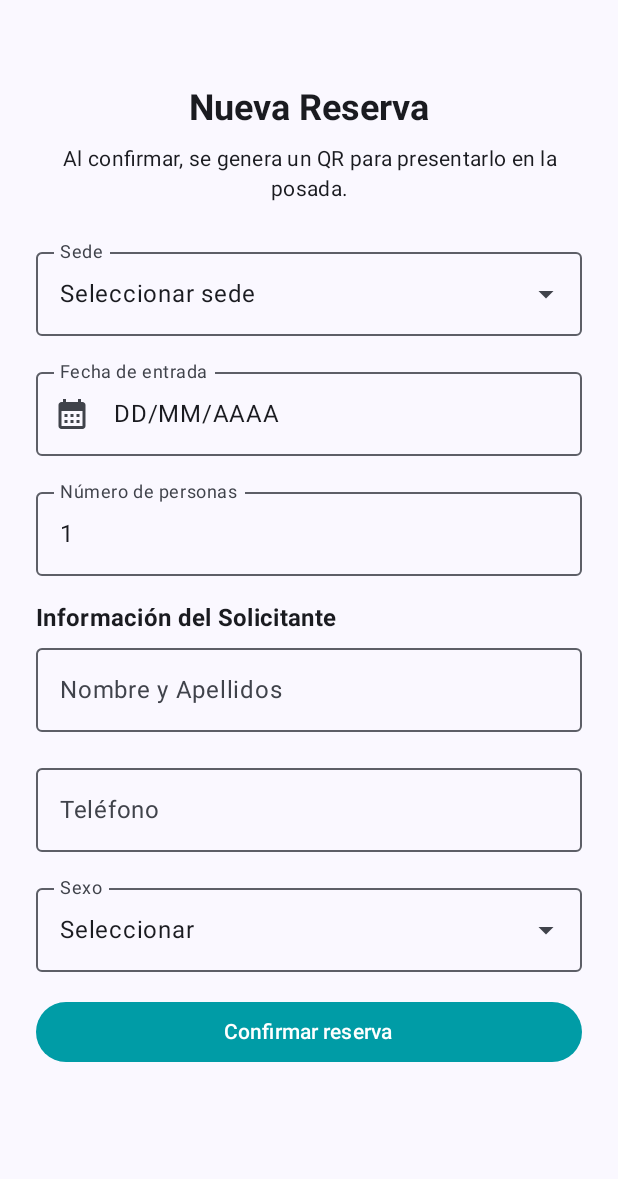
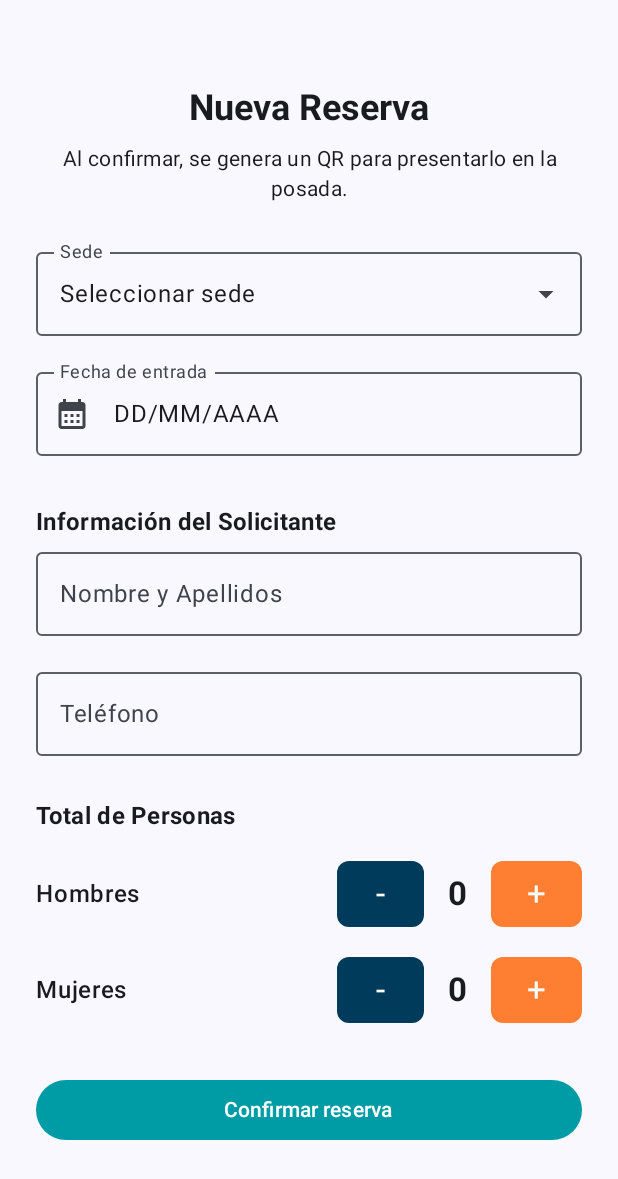
Before and after one commit to diegoe-villasana/caritasOficial, an Android app built with Jetpack Compose: the screen it shows after launch (MainActivity), on a phone screen of 412 x 824 dp. Shown: the top 1179 px of the screen. Run offline under Robolectric (Android 15) with nearby library versions, the phone set to English and light mode, and no system bars.

Commit message:
Actualización para agregar el Counter de mujer y hombre y remover el anterior diseño.

```diff
--- a/app/src/main/java/com/example/template2025/screens/GuestScreen.kt
+++ b/app/src/main/java/com/example/template2025/screens/GuestScreen.kt
@@ -6,6 +6,7 @@ import androidx.compose.foundation.layout.Arrangement
 import androidx.compose.foundation.layout.Box
 import androidx.compose.foundation.layout.Column
 import androidx.compose.foundation.layout.ColumnScope
+import androidx.compose.foundation.layout.Row
 import androidx.compose.foundation.layout.Spacer
 import androidx.compose.foundation.layout.fillMaxSize
 import androidx.compose.foundation.layout.fillMaxWidth
@@ -63,13 +64,9 @@ fun GuestScreen() {
                 .fillMaxSize(),
             horizontalAlignment = Alignment.CenterHorizontally
         ) {
+            // Seccion 1, cabecera y seleccion de sede y fecha
             item {
-                Spacer(modifier = Modifier.height(32.dp))
-//                Image(
-  //                  painter = painterResource(id = com.example.template2025.R.drawable.logo),
-    //                contentDescription = "Logo"
-      //          )
-                Spacer(modifier = Modifier.height(24.dp))
+                Spacer(modifier = Modifier.height(56.dp))
                 Text(
                     "Nueva Reserva",
                     style = MaterialTheme.typography.headlineSmall,
@@ -185,29 +182,6 @@ fun GuestScreen() {
 
                 var personCountText by remember { mutableStateOf(uiState.personCount.toString()) }
 
-                // Número de personas
-                OutlinedTextField(
-                    value = personCountText,
-                    onValueChange = { newText ->
-                        personCountText = newText
-                            val n = newText.toIntOrNull()?.coerceIn(1, 10)
-                        if (n != null) {
-                            // Ajustar el tamaño de la lista personDetails al nuevo conteo
-                            val newList = buildList {
-                                repeat(n) { idx ->
-                                    add(uiState.personDetails.getOrNull(idx) ?: PersonInfo())
-                                }
-                            }
-                            uiState = uiState.copy(personCount = n, personDetails = newList)
-
-
-                        }
-
-                    },
-                    label = { Text("Número de personas") },
-                    keyboardOptions = androidx.compose.foundation.text.KeyboardOptions(keyboardType = KeyboardType.Number),
-                    modifier = Modifier.fillMaxWidth()
-                )
 
                 Spacer(modifier = Modifier.height(16.dp))
                 Text(
@@ -231,6 +205,37 @@ fun GuestScreen() {
                 )
                 Spacer(modifier = Modifier.height(16.dp))
             }
+            // Sección 3: Conteo de Personas
+            item {
+                Spacer(modifier = Modifier.height(12.dp))
+                Text(
+                    text = "Total de Personas",
+                    style = MaterialTheme.typography.titleMedium,
+                    fontWeight = FontWeight.Bold,
+                    modifier = Modifier.fillMaxWidth()
+                )
+                Spacer(modifier = Modifier.height(16.dp))
+
+                //Contador hombres
+                Counter(
+                    "Hombres",
+                    count = uiState.menCount,
+                    onCountChange = {newCount -> uiState = uiState.copy(menCount = newCount)}
+                )
+                Spacer(modifier=Modifier.height(16.dp))
+
+                //Contador Mujeres
+                Counter(
+                    "Mujeres",
+                    count = uiState.womenCount,
+                    onCountChange = {newCount -> uiState = uiState.copy(womenCount = newCount)}
+                )
+
+                Spacer(modifier = Modifier.height(32.dp))
+
+
+            }
+
 
             item {
 
@@ -260,7 +265,9 @@ data class GuestScreenState(
     val isHeadquarterExpanded: Boolean = false,
     val personCount: Int = 1,
     val entryDate: String = "DD/MM/AAAA",
-    val personDetails: List<PersonInfo> = listOf(PersonInfo())
+    val personDetails: List<PersonInfo> = listOf(PersonInfo()),
+    val menCount: Int = 0,
+    val womenCount: Int = 0
 )
 
 @Composable
@@ -331,30 +338,71 @@ fun PersonInfoSection(
             keyboardOptions = androidx.compose.foundation.text.KeyboardOptions(keyboardType = KeyboardType.Phone),
             modifier = Modifier.fillMaxWidth()
         )
-        DropdownField(
-            label = "Sexo",
-            selectValue = if (personInfo.gender.isEmpty()) "Seleccionar" else personInfo.gender,
-            expanded = genderExpanded,
-            onExpandedChange = { genderExpanded = it },
-            onDismissRequest = { genderExpanded = false }
-        ) {
-            genders.forEach { gender ->
-                DropdownMenuItem(
-                    text = { Text(gender) },
-                    onClick = {
-                        onPersonInfoChange(personInfo.copy(gender = gender))
-                        genderExpanded = false
-                    }
-                )
-            }
-        }
     }
 }
 
+@Composable
+fun Counter(
+    label: String,
+    count: Int,
+    onCountChange: (Int) -> Unit,
+    modifier: Modifier = Modifier
+){
+    Row(
+        modifier = modifier.fillMaxWidth(),
+        verticalAlignment = Alignment.CenterVertically,
+        horizontalArrangement = Arrangement.SpaceBetween
+
+    ){
+        Text(
+            label,
+            style = MaterialTheme.typography.bodyLarge,
+            fontWeight = FontWeight.Medium
+        )
+        Row(
+            verticalAlignment = Alignment.CenterVertically,
+            horizontalArrangement = Arrangement.spacedBy(16.dp)
+
+        ){
+            //Boton -
+            Button(
+                onClick = {onCountChange((count-1).coerceAtLeast(0))},
+                shape = MaterialTheme.shapes.small,
+                colors = ButtonDefaults.buttonColors(
+                    containerColor = Color(0,59, 92), // Color de fondo personalizado (un verde azulado oscuro)
+                    contentColor = MaterialTheme.colorScheme.onPrimary
+
+                )
+            ){
+                Text("-",style = MaterialTheme.typography.titleLarge)
+            }
+            Text(
+                text = count.toString(),
+                style = MaterialTheme.typography.titleLarge,
+                fontWeight = FontWeight.Bold
+            )
+            //Boton +
+            Button(
+                onClick = {onCountChange(count+1)},
+                shape = MaterialTheme.shapes.small,
+                colors = ButtonDefaults.buttonColors(
+                    containerColor = Color(255,127, 50), // Color de fondo personalizado (un verde azulado oscuro)
+                    contentColor = MaterialTheme.colorScheme.onPrimary
+                )
+            ){
+                Text("+",style = MaterialTheme.typography.titleLarge)
+            }
+
+
+        }
+    }
+
+}
+
+
 data class PersonInfo(
     val fullName: String = "",
-    val phone: String = "",
-    val gender: String = ""
+    val phone: String = ""
 )
 
 
```
